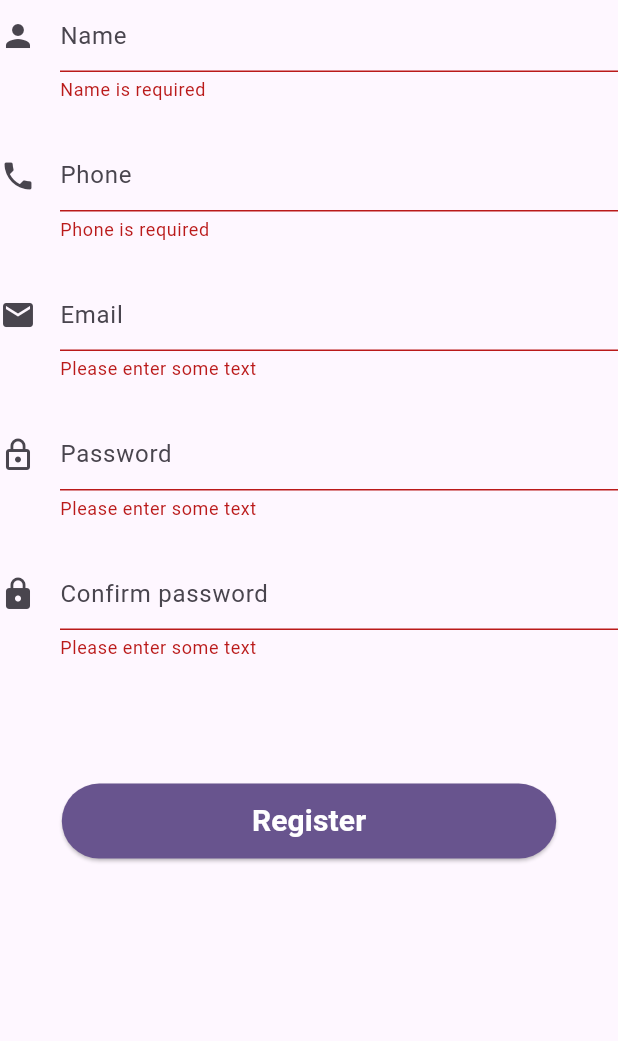
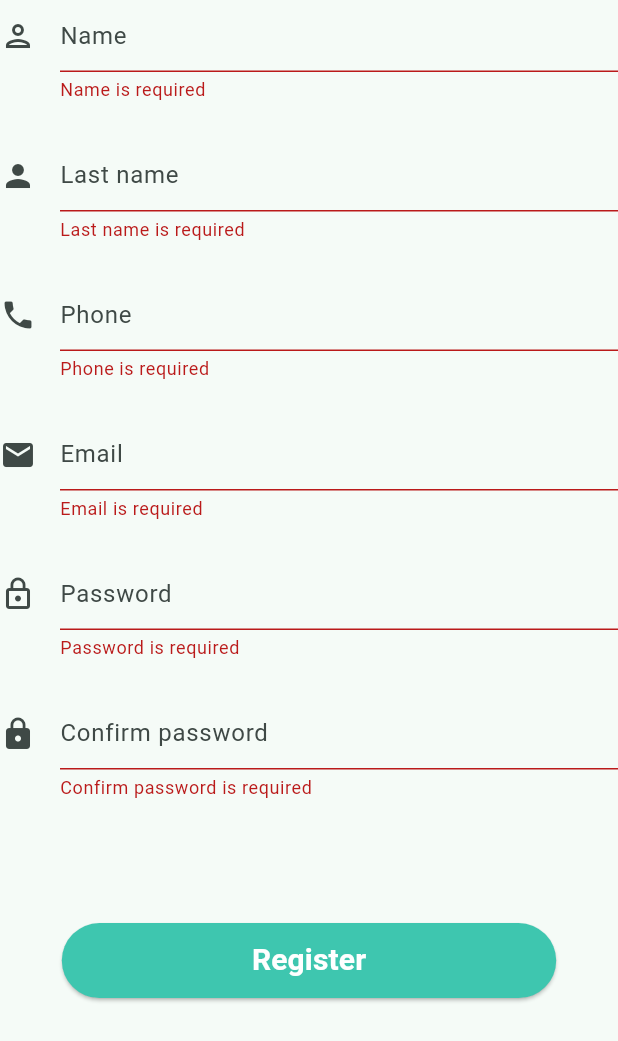
Before and after one commit to jorchrbc/marketplace, a Flutter app: the _RegisterForm widget shown alone on an empty page, opened directly, after a tap on "Register", on a phone screen of 412 x 824 dp. Shown: the top 1041 px of the screen. Run offline on Flutter 3.47's test engine with Material 3 defaults, Android fonts, the phone set to English and light mode, and no system bars; our stand-ins replace go_router; accounts and stored records are empty.

Commit message:
Add lastName field to User entity, change theme color and change textController to onChanged

```diff
--- a/lib/domain/entities/user.dart
+++ b/lib/domain/entities/user.dart
@@ -1,11 +1,13 @@
 class User{
   final String name;
+  final String lastName;
   final String phone;
   final String email;
   final String password;
 
   User({
     required this.name,
+    required this.lastName,
     required this.phone,
     required this.email,
     required this.password
--- a/lib/presentation/providers/register_provider.dart
+++ b/lib/presentation/providers/register_provider.dart
@@ -5,6 +5,7 @@ import 'package:marketplace/domain/entities/user.dart';
 class RegisterProvider extends ChangeNotifier{
 
   String name = '';
+  String lastName = '';
   String phone = '';
   String email = '';
   String password = '';
@@ -12,14 +13,15 @@ class RegisterProvider extends ChangeNotifier{
   GlobalKey<FormState> formKey = GlobalKey<FormState>();
   User? user;
 
-  bool validateUser(){
-    return formKey.currentState?.validate() ?? false;
+  bool validateUser() {
+    final form = formKey.currentState;
+    if (form == null) return false;
+    if (!form.validate()) return false;
+    return true;
   }
 
-void saveUser({required String name, required String phone, required String email, required String password}) {
-  if(validateUser()){
-    user = User(name: name, phone: phone, email: email, password: password);
+  void saveUser() {
+    user = User(name: name, lastName: lastName, phone: phone, email: email, password: password);
     notifyListeners();
   }
 }
-}
--- a/lib/presentation/screens/register.dart
+++ b/lib/presentation/screens/register.dart
@@ -9,10 +9,6 @@ class RegisterScreen extends StatelessWidget{
   @override
   Widget build(BuildContext context){
     return Scaffold(
-      // appBar: AppBar(
-      //   title: const Text('Marketplace'),
-      //   backgroundColor: Theme.of(context).colorScheme.inversePrimary,
-      // ),
       body: _RegisterView()
     );
   }
@@ -50,22 +46,6 @@ class _RegisterForm extends StatefulWidget{
 }
 
 class _RegisterFormState extends State<_RegisterForm>{
-  final nameController = TextEditingController();
-  final phoneController = TextEditingController();
-  final emailController = TextEditingController();
-  final passwordController = TextEditingController();
-  final confirmPasswordController = TextEditingController();
-  final _formKey = GlobalKey<FormState>();
-
-  @override
-  void dispose(){
-    nameController.dispose();
-    phoneController.dispose();
-    emailController.dispose();
-    passwordController.dispose();
-    confirmPasswordController.dispose();
-    super.dispose();
-  }
 
   @override
   Widget build(BuildContext context){
@@ -76,63 +56,83 @@ class _RegisterFormState extends State<_RegisterForm>{
         children: [
           CustomTextFormField(
             hint: 'Name',
-            icon: Icon(Icons.person),
-            controller: nameController,
+            icon: Icon(Icons.person_outlined),
+            onChanged: (value){
+              registerProvider.name = value!;
+            },
             validator: (value) {
               if(value == null || value.isEmpty) return 'Name is required';
-              if(!RegExp(r'^[A-Za-z]+$').hasMatch(value)) return 'Only letters are allowed';
+              if(!RegExp(r'^[A-Za-z ]+$').hasMatch(value)) return 'Only letters are allowed';
               return null;
-            }
+            },
+          ),
+          SizedBox(height: 25),
+          CustomTextFormField(
+            hint: 'Last name',
+            icon: Icon(Icons.person),
+            onChanged: (value){
+              registerProvider.lastName = value!;
+            },
+            validator: (value) {
+              if(value == null || value.isEmpty) return 'Last name is required';
+              if(!RegExp(r'^[A-Za-z ]+$').hasMatch(value)) return 'Only letters are allowed';
+              return null;
+            },
           ),
           SizedBox(height: 25),
           CustomTextFormField(
             hint: 'Phone',
             icon: Icon(Icons.phone),
-            controller: phoneController,
+            onChanged: (value){
+              registerProvider.phone = value!;
+            },
             validator: (value) {
               if(value == null || value.trim().isEmpty) return 'Phone is required';
               final cleanedValue = value.replaceAll(RegExp(r'[\s-]'), '');
               if(!RegExp(r'^(\+52|52|0)?(1)?[1-9][0-9]{9}$').hasMatch(cleanedValue)) return 'Enter a valid phone';
               return null;
-            }
+            },
           ),
           SizedBox(height: 25),
           CustomTextFormField(
             hint: 'Email',
             icon: Icon(Icons.email),
-            controller: emailController,
+            onChanged: (value){
+              registerProvider.email = value!;
+            },
             validator: (value) {
-              if(value == null || value.isEmpty) return 'Please enter some text';
+              if(value == null || value.isEmpty) return 'Email is required';
               if(!RegExp(r'^[\w-\.]+@([\w-]+\.)+[\w-]{2,4}$').hasMatch(value)) return 'Not email form allowed';
               return null;
-            }
+            },
           ),
           SizedBox(height: 25),
           CustomTextFormField(
             hint: 'Password',
             icon: Icon(Icons.lock_outline),
-            controller: passwordController,
+            onChanged: (value){
+              registerProvider.password = value!;
+            },
             validator: (value) {
-              if(value == null || value.isEmpty){
-                return 'Please enter some text';
-              }
+              if(value == null || value.isEmpty) return 'Password is required';
               if(value.length < 8) return 'Please enter a password of at least 8 characters';
               if(!RegExp(r'^(?=.*[a-z])(?=.*[A-Z])(?=.*\d)(?=.*[^A-Za-z0-9]).+$').hasMatch(value)) return 'Please enter a password using lower and uppercase, at least a number and a special character';
               return null;
-            }
+            },
+
           ),
           SizedBox(height: 25),
           CustomTextFormField(
             hint: 'Confirm password',
             icon: Icon(Icons.lock),
-            controller: confirmPasswordController,
+            onChanged: (value){
+              registerProvider.confirmPassword = value!;
+            },
             validator: (value) {
-              if(value == null || value.isEmpty){
-                return 'Please enter some text';
-              }
-              if(value != passwordController.text) return 'Passwords do not match';
+              if(value == null || value.isEmpty)  return 'Confirm password is required';
+              if(value != registerProvider.password) return 'Passwords do not match';
               return null;
-            }
+            },
           ),
           SizedBox(height: MediaQuery.of(context).size.height*0.1),
           SizedBox(
@@ -141,13 +141,7 @@ class _RegisterFormState extends State<_RegisterForm>{
               child: ElevatedButton(
                 onPressed: (){
                   if(registerProvider.validateUser()){
-                    registerProvider.saveUser(
-                      name: nameController.text,
-                      phone: phoneController.text,
-                      email: emailController.text,
-                      password: passwordController.text,
-                    );
-
+                    registerProvider.saveUser();
                     ScaffoldMessenger.of(context).showSnackBar(
                       SnackBar(content: Text('User saved: ${registerProvider.user?.name ?? ''}')),
                     );
--- a/lib/presentation/widgets/register/custom_text_form_field.dart
+++ b/lib/presentation/widgets/register/custom_text_form_field.dart
@@ -1,33 +1,28 @@
 import 'package:flutter/material.dart';
 
-class CustomTextFormField extends StatefulWidget{
+class CustomTextFormField extends StatelessWidget {
   final String hint;
   final Icon icon;
-  final TextEditingController controller;
+  final ValueChanged<String> onChanged;
   final String? Function(String?) validator;
 
   const CustomTextFormField({
-      required this.hint,
-      required this.icon,
-      required this.controller,
-      required this.validator,
+    super.key,
+    required this.hint,
+    required this.icon,
+    required this.validator,
+    required this.onChanged,
   });
 
   @override
-  State<CustomTextFormField> createState() => _CustomTextFormField();
-}
-
-class _CustomTextFormField extends State<CustomTextFormField>{
-
-  @override
-  Widget build(BuildContext context){
+  Widget build(BuildContext context) {
     return TextFormField(
-      validator: widget.validator,
-      controller: widget.controller,
+      validator: validator,
+      onChanged: onChanged,
       decoration: InputDecoration(
-        icon: widget.icon,
-        hintText: widget.hint
-      )
+        icon: icon,
+        hintText: hint,
+      ),
     );
   }
 }
```
Also changed, not shown: lib/main.dart (+6 -2 lines).
